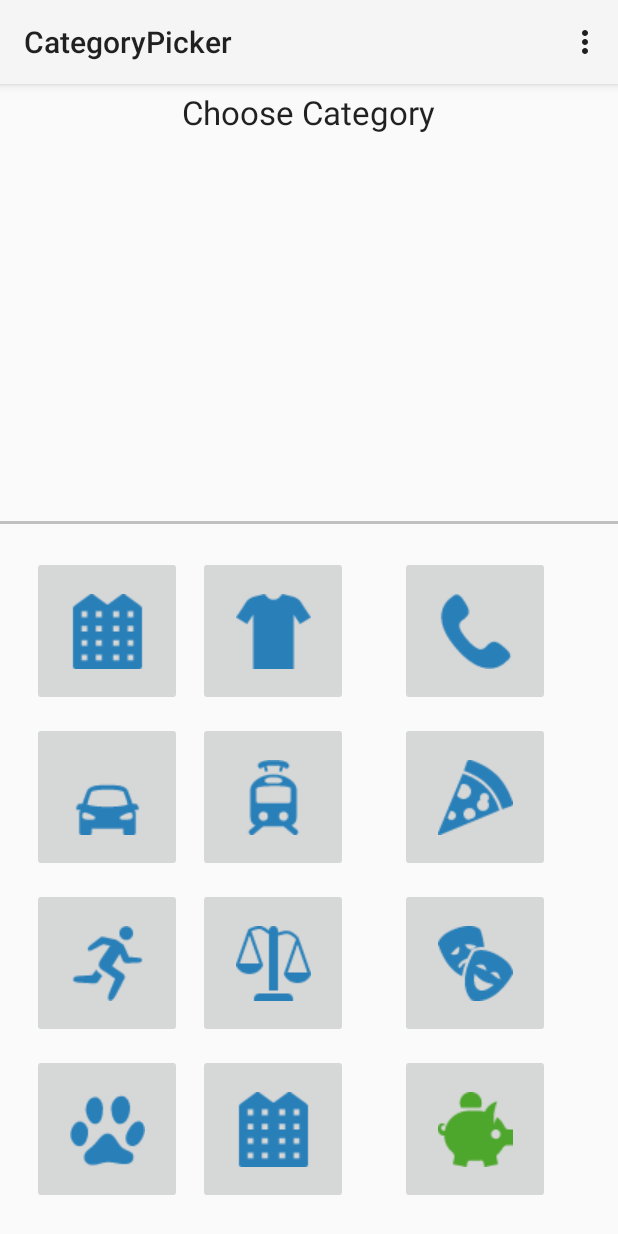
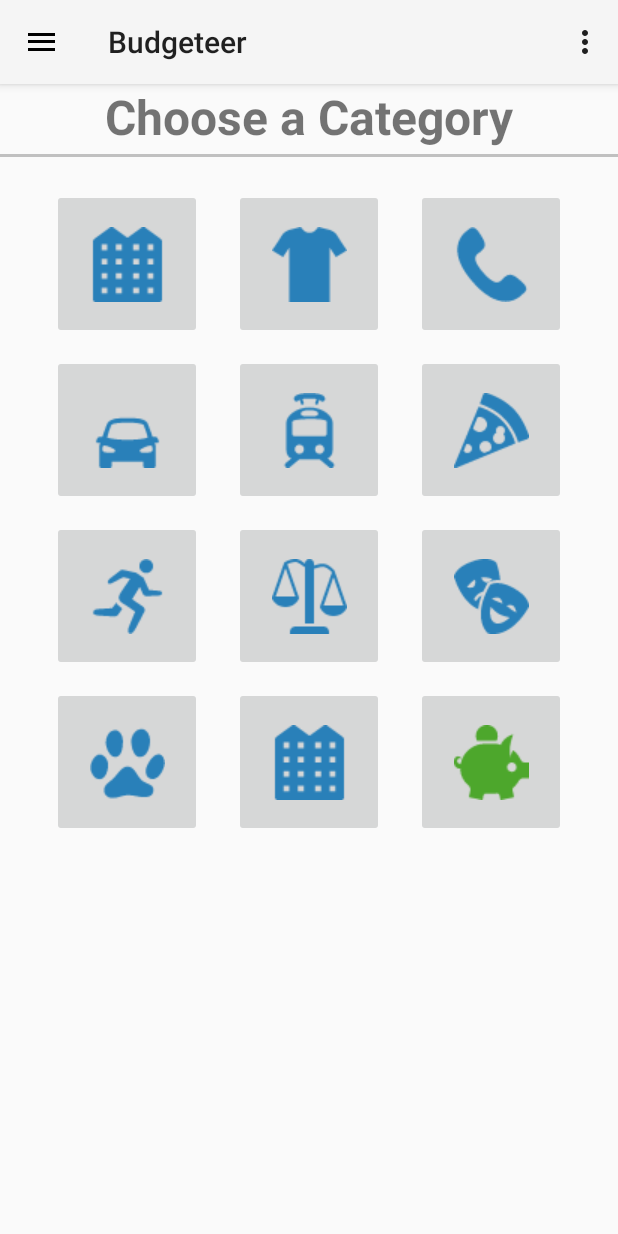
Before and after one commit to Rafeee/Budgeteer, an Android app: the CategoryPicker screen opened directly, with no data from a screen before it, on a phone screen of 412 x 824 dp. Run offline under Robolectric (Android 15) with nearby library versions, the phone set to English and light mode, and no system bars; 3 statements that could not run were skipped.

Commit message:
layout angepasst

```diff
--- a/app/src/main/java/headfirstandroiddevelopment/budgeteer/CategoryPicker.java
+++ b/app/src/main/java/headfirstandroiddevelopment/budgeteer/CategoryPicker.java
@@ -1,5 +1,6 @@
 package headfirstandroiddevelopment.budgeteer;
 
+import android.content.res.TypedArray;
 import android.support.v7.app.ActionBarActivity;
 import android.os.Bundle;
 import android.view.Menu;
@@ -7,12 +8,20 @@ import android.view.MenuItem;
 import android.widget.ImageButton;
 
 
-public class CategoryPicker extends ActionBarActivity {
+public class CategoryPicker extends BaseActivity {
+
+    private String[] navMenuTitles;
+    private TypedArray navMenuIcons;
 
     @Override
     protected void onCreate(Bundle savedInstanceState) {
         super.onCreate(savedInstanceState);
         setContentView(R.layout.activity_category_picker);
+
+        navMenuTitles = getResources().getStringArray(R.array.nav_drawer_items); // load titles from strings.xml
+
+        navMenuIcons = getResources().obtainTypedArray(R.array.nav_drawer_icons);//load icons from strings.xml
+        set(navMenuTitles, navMenuIcons);
 
         /*show icons*/
         ImageButton icon1 = (ImageButton) findViewById(R.id.icon1);
--- a/app/src/main/res/layout/activity_category_picker.xml
+++ b/app/src/main/res/layout/activity_category_picker.xml
@@ -16,9 +16,27 @@
 
         <RelativeLayout
             android:layout_width="match_parent"
-            android:layout_height="match_parent">
+            android:layout_height="match_parent"
+            android:id="@+id/category_picker_layout">
 
-            <GridLayout
+            <TextView
+                android:layout_width="fill_parent"
+                android:layout_height="wrap_content"
+                android:id="@+id/ChooseCategoryTitle"
+                android:textStyle="bold"
+                android:textSize="32dp"
+                android:gravity="center_vertical|center_horizontal"
+                android:text="Choose a Category"
+                android:layout_marginBottom="5dp" />
+
+            <View
+                android:layout_width="fill_parent"
+                android:layout_height="2dp"
+                android:background="#c0c0c0"
+                android:layout_above="@+id/tableLayout"
+                android:layout_alignParentStart="true" />
+
+            <TableLayout
                     android:layout_width="match_parent"
                     android:layout_height="wrap_content"
 
@@ -29,10 +47,11 @@
                     android:columnCount="3"
                     android:rowCount="4"
                     android:layout_gravity="left|top"
-                android:id="@+id/gridLayout"
-                android:layout_alignParentBottom="true"
+                    android:id="@+id/tableLayout"
+                android:layout_below="@+id/ChooseCategoryTitle"
                 android:layout_alignParentStart="true">
 
+                    <TableRow android:gravity="center">
                     <ImageButton
                         android:layout_width="wrap_content"
                         android:layout_height="wrap_content"
@@ -68,6 +87,8 @@
                         android:layout_margin="5dp"
                         android:layout_gravity="top|center" />
 
+                    </TableRow>
+                    <TableRow android:gravity="center">
                     <ImageButton
                         android:layout_width="wrap_content"
                         android:layout_height="wrap_content"
@@ -100,6 +121,9 @@
                         android:tag="Food"
                         android:layout_margin="5dp"
                         android:layout_gravity="top|center" />
+
+                    </TableRow>
+                    <TableRow android:gravity="center">
 
                     <ImageButton
                         android:layout_width="wrap_content"
@@ -134,6 +158,9 @@
                         android:layout_margin="5dp"
                         android:layout_gravity="top|center" />
 
+                    </TableRow>
+                    <TableRow android:gravity="center">
+
                     <ImageButton
                         android:layout_width="wrap_content"
                         android:layout_height="wrap_content"
@@ -166,27 +193,13 @@
                         android:tag="Income"
                         android:layout_margin="5dp"
                         android:layout_gravity="top|center" />
+                    </TableRow>
+                </TableLayout>
 
-            </GridLayout>
-
-            <View
-                android:layout_width="fill_parent"
-                android:layout_height="2dp"
-                android:background="#c0c0c0"
-                android:layout_above="@+id/gridLayout"
-                android:layout_alignParentStart="true" />
         </RelativeLayout>
 
-        <TextView
-            android:layout_width="wrap_content"
-            android:layout_height="wrap_content"
-            android:textAppearance="?android:attr/textAppearanceLarge"
-            android:text="Choose Category"
-            android:id="@+id/textView"
-            android:layout_gravity="center_horizontal"
-            android:layout_marginTop="4dp" />
+    </FrameLayout>
 
-    </FrameLayout>
     <ListView
         android:id="@+id/left_drawer"
         android:layout_width="260dp"
--- a/app/src/main/res/layout/activity_date_picker.xml
+++ b/app/src/main/res/layout/activity_date_picker.xml
@@ -21,7 +21,7 @@
         android:textStyle="bold"
         android:textSize="32dp"
         android:gravity="center_vertical|center_horizontal"
-        android:text="Please choose date"
+        android:text="Choose a date"
         android:layout_marginBottom="5dp" />
 
 
```
Also changed, not shown: app/src/main/AndroidManifest.xml (+4 -3 lines), app/src/main/res/layout/activity_category.xml (+20 -7 lines), app/src/main/res/layout/activity_main.xml (+15 -6 lines). Lines whose indentation alone changed are shown as unchanged.
